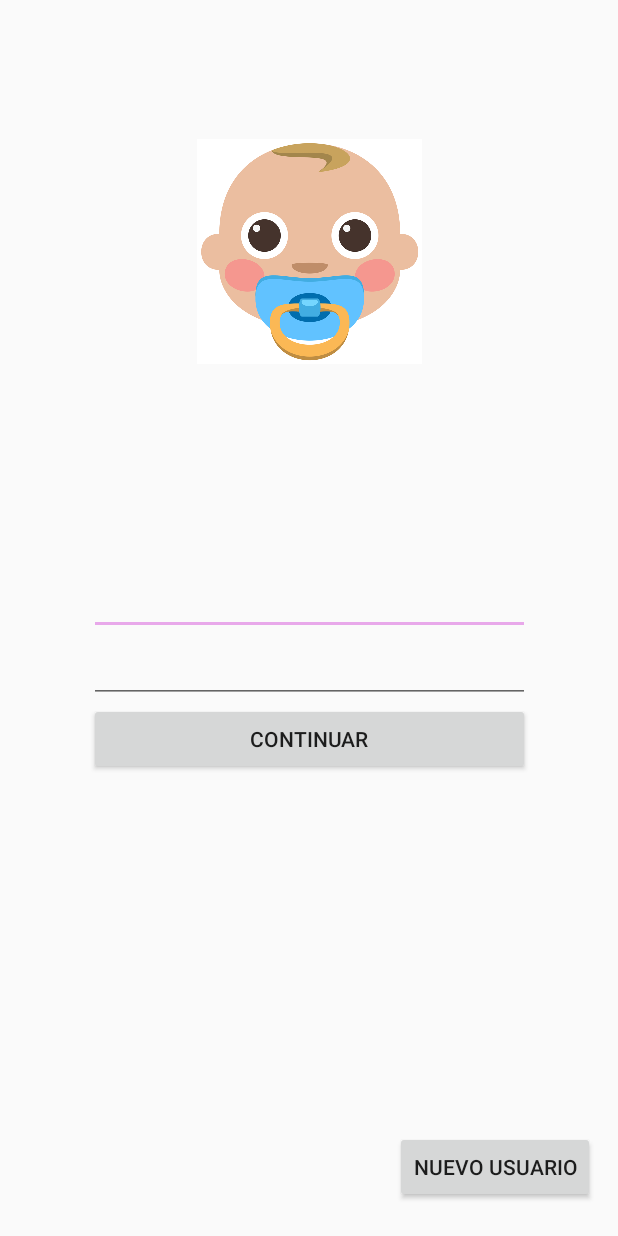
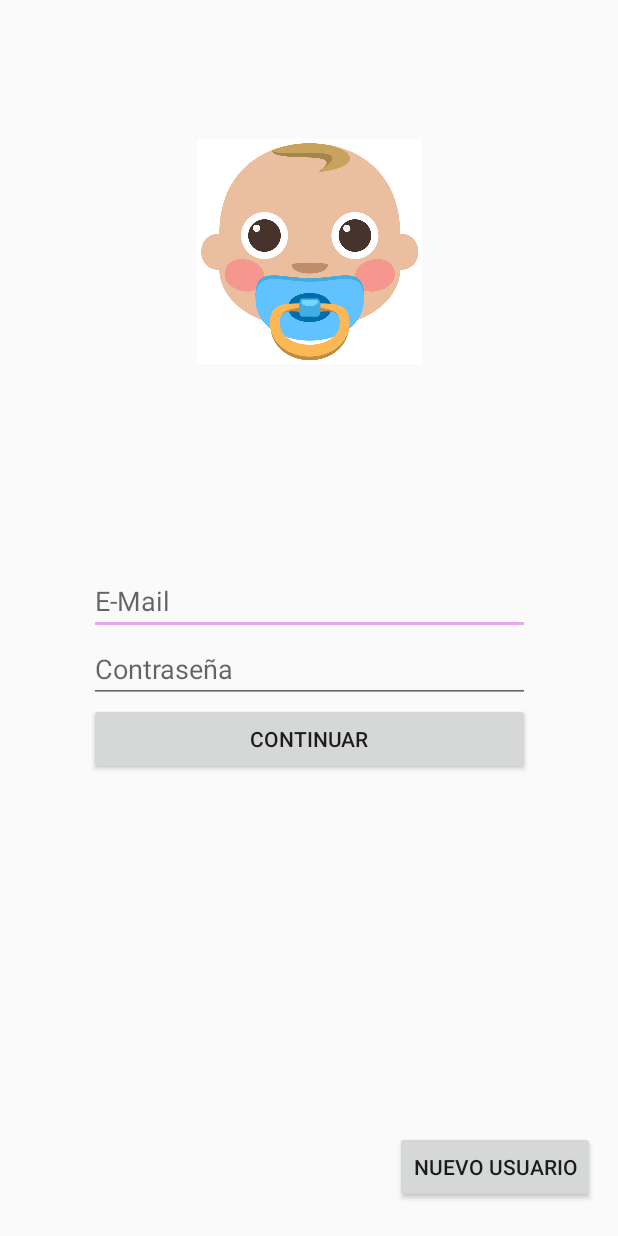
Before and after one commit to chiqeen03/Prototipo1AppEmbarazo, an Android app: the layout activity_login.xml on its own in the app's theme, with its tools: preview values and no code run, on a phone screen of 412 x 824 dp. Run offline under Robolectric (Android 15) with nearby library versions, the phone set to English and light mode, and no system bars.

Commit message:
comentarios añadidos

```diff
--- a/app/src/main/java/com/example/mnlgu/prototipo1appembarazo/StartActivities/DatosActivity.kt
+++ b/app/src/main/java/com/example/mnlgu/prototipo1appembarazo/StartActivities/DatosActivity.kt
@@ -234,3 +234,6 @@ class DatosActivity : AppCompatActivity() {
         })
     }
 }
+
+
+//FALTA: darle formato DATE a la regla
--- a/app/src/main/java/com/example/mnlgu/prototipo1appembarazo/Tabs/MainTabsActivity.kt
+++ b/app/src/main/java/com/example/mnlgu/prototipo1appembarazo/Tabs/MainTabsActivity.kt
@@ -79,3 +79,5 @@ class MainTabsActivity : AppCompatActivity() {
         //end of database
     }
 }
+
+//FALTA: poner el drawer
--- a/app/src/main/res/layout/activity_login.xml
+++ b/app/src/main/res/layout/activity_login.xml
@@ -29,13 +29,13 @@
                 android:layout_height="wrap_content"
                 android:inputType="textEmailAddress"
                 android:ems="10"
-                android:id="@+id/emailText"/>
+                android:id="@+id/emailText" android:hint="E-Mail"/>
         <EditText
                 android:layout_width="match_parent"
                 android:layout_height="wrap_content"
                 android:inputType="textPassword"
                 android:ems="10"
-                android:id="@+id/passwordText"/>
+                android:id="@+id/passwordText" android:hint="Contraseña"/>
         <Button
                 android:text="Continuar"
                 android:layout_width="match_parent"
```
Also changed, not shown: app/src/main/java/com/example/mnlgu/prototipo1appembarazo/StartActivities/LoginActivity.kt (+8 -12 lines).
